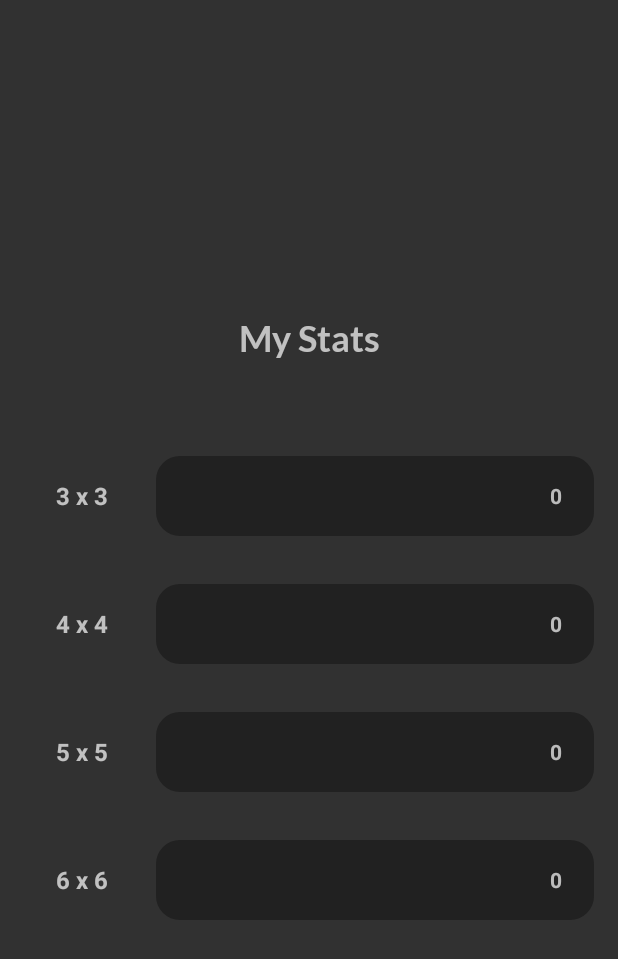
After one commit to 98philips/M_Overflow, an Android app: the Stats screen opened directly, with no data from a screen before it, on a phone screen of 412 x 824 dp. The commit adds this screen. Shown: the top 959 px of the screen. Run offline under Robolectric (Android 15) with nearby library versions, the phone set to English and light mode, and no system bars.

Commit message:
My stat page

```diff
--- a/app/src/main/AndroidManifest.xml
+++ b/app/src/main/AndroidManifest.xml
@@ -14,7 +14,8 @@
         android:roundIcon="@mipmap/ic_launcher_round"
         android:supportsRtl="true"
         android:theme="@style/mof_theme">
-        <activity android:name=".activities.GameOver"></activity>
+        <activity android:name=".activities.Stats"></activity>
+        <activity android:name=".activities.GameOver" />
         <activity
             android:name=".activities.SettingsActivity"
             android:label="@string/title_activity_settings" />
--- a/app/src/main/java/com/evedevelopers/mof/activities/Home.java
+++ b/app/src/main/java/com/evedevelopers/mof/activities/Home.java
@@ -48,6 +48,7 @@ public class Home extends AppCompatActivity implements View.OnClickListener {
         settings = findViewById(R.id.settings);
         settings.setOnClickListener(this);
         level = findViewById(R.id.level);
+        findViewById(R.id.stats).setOnClickListener(this);
         level_list = new ArrayList<>();
         level_list.add(3);
         level_list.add(4);
@@ -104,6 +105,9 @@ public class Home extends AppCompatActivity implements View.OnClickListener {
             case R.id.settings:
                 startActivity(new Intent(this,SettingsActivity.class));
                 break;
+            case R.id.stats:
+                startActivity(new Intent(this,Stats.class));
+                break;
         }
     }
 
--- /dev/null
+++ b/app/src/main/java/com/evedevelopers/mof/activities/Stats.java
@@ -0,0 +1,113 @@
+package com.evedevelopers.mof.activities;
+
+import androidx.appcompat.app.AppCompatActivity;
+import androidx.cardview.widget.CardView;
+import androidx.core.content.res.ResourcesCompat;
+
+import android.annotation.SuppressLint;
+import android.content.SharedPreferences;
+import android.graphics.Typeface;
+import android.graphics.drawable.GradientDrawable;
+import android.os.Bundle;
+import android.view.Gravity;
+import android.view.ViewGroup;
+import android.widget.HorizontalScrollView;
+import android.widget.LinearLayout;
+import android.widget.ProgressBar;
+import android.widget.RelativeLayout;
+import android.widget.TextView;
+
+import com.evedevelopers.mof.R;
+import com.evedevelopers.mof.models.OverflowMain;
+
+import java.util.ArrayList;
+import java.util.HashMap;
+import java.util.List;
+import java.util.Map;
+
+public class Stats extends AppCompatActivity {
+
+
+    LinearLayout root;
+    List<Map<String, Integer>> scoreList;
+    @Override
+    protected void onCreate(Bundle savedInstanceState) {
+        super.onCreate(savedInstanceState);
+        setContentView(R.layout.activity_stats);
+        root = findViewById(R.id.root_layout);
+        scoreList = new ArrayList<>();
+        SharedPreferences preferences = getSharedPreferences("lev", AppCompatActivity.MODE_PRIVATE);
+        scoreList.add(getScoreMap(3,preferences));
+        scoreList.add(getScoreMap(4,preferences));
+        scoreList.add(getScoreMap(5,preferences));
+        scoreList.add(getScoreMap(6,preferences));
+        for (Map<String, Integer> integerMap: scoreList) {
+            root.addView(buildStatItem(integerMap.get("score"),integerMap.get("level")));
+        }
+
+    }
+
+    Map<String, Integer> getScoreMap(int level,SharedPreferences preferences){
+        Map<String,Integer> map;
+        map = new HashMap<>();
+        map.put("score",preferences.getInt("l".concat(String.valueOf(level)),0));
+        map.put("level",level);
+        map.put("color", OverflowMain.primary_colors[level-3]);
+        return map;
+    }
+
+    @SuppressLint("UseCompatLoadingForDrawables")
+    LinearLayout buildStatItem(int score, int level){
+        LinearLayout linearLayout = new LinearLayout(this);
+        linearLayout.setOrientation(LinearLayout.HORIZONTAL);
+        LinearLayout.LayoutParams linear_params = new LinearLayout.LayoutParams(
+                LinearLayout.LayoutParams.MATCH_PARENT,
+                LinearLayout.LayoutParams.WRAP_CONTENT
+        );
+        linear_params.setMargins(0,48,0,0);
+        linearLayout.setLayoutParams(linear_params);
+        TextView level_text = new TextView(this);
+        LinearLayout.LayoutParams text_params = new LinearLayout.LayoutParams(
+                LinearLayout.LayoutParams.WRAP_CONTENT,
+                LinearLayout.LayoutParams.WRAP_CONTENT
+        );
+        text_params.setMargins(32,16,48,16);
+        text_params.gravity = Gravity.CENTER_VERTICAL;
+        level_text.setLayoutParams(text_params);
+        level_text.setText(String.valueOf(level).concat(" x ").concat(String.valueOf(level)));
+        level_text.setTextSize(16);
+        level_text.setTypeface(level_text.getTypeface(), Typeface.BOLD);
+        RelativeLayout relativeLayout = new RelativeLayout(this);
+        LinearLayout.LayoutParams rel_params = new LinearLayout.LayoutParams(
+                0,
+                80,
+                1
+        );
+        rel_params.gravity = Gravity.CENTER_VERTICAL;
+        relativeLayout.setLayoutParams(rel_params);
+        ProgressBar progressBar = new ProgressBar(this,null,
+                android.R.attr.progressBarStyleHorizontal);
+        progressBar.setProgressDrawable(getResources().getDrawable(R.drawable.progress_bg));
+        RelativeLayout.LayoutParams progress_params = new RelativeLayout.LayoutParams(
+                RelativeLayout.LayoutParams.MATCH_PARENT,
+                RelativeLayout.LayoutParams.MATCH_PARENT
+        );
+        progressBar.setLayoutParams(progress_params);
+        progressBar.setProgress((int) ((score/(double)(level*level))*100));
+        TextView score_text = new TextView(this);
+        RelativeLayout.LayoutParams score_text_params = new RelativeLayout.LayoutParams(
+                RelativeLayout.LayoutParams.WRAP_CONTENT,
+                RelativeLayout.LayoutParams.MATCH_PARENT
+        );
+        score_text.setGravity(Gravity.CENTER);
+        score_text_params.addRule(RelativeLayout.ALIGN_PARENT_END);
+        score_text_params.setMarginEnd(32);
+        score_text.setTypeface(level_text.getTypeface(), Typeface.BOLD);
+        score_text.setText(String.valueOf(score));
+        relativeLayout.addView(progressBar,progress_params);
+        relativeLayout.addView(score_text,score_text_params);
+        linearLayout.addView(level_text);
+        linearLayout.addView(relativeLayout);
+        return  linearLayout;
+    }
+}
--- /dev/null
+++ b/app/src/main/res/drawable/ic_baseline_vibration_24.xml
@@ -0,0 +1,5 @@
+<vector android:height="24dp" android:tint="#FFFFFF"
+    android:viewportHeight="24" android:viewportWidth="24"
+    android:width="24dp" xmlns:android="http://schemas.android.com/apk/res/android">
+    <path android:fillColor="@android:color/white" android:pathData="M0,15h2L2,9L0,9v6zM3,17h2L5,7L3,7v10zM22,9v6h2L24,9h-2zM19,17h2L21,7h-2v10zM16.5,3h-9C6.67,3 6,3.67 6,4.5v15c0,0.83 0.67,1.5 1.5,1.5h9c0.83,0 1.5,-0.67 1.5,-1.5v-15c0,-0.83 -0.67,-1.5 -1.5,-1.5zM16,19L8,19L8,5h8v14z"/>
+</vector>
--- /dev/null
+++ b/app/src/main/res/drawable/ic_baseline_volume_up_24.xml
@@ -0,0 +1,5 @@
+<vector android:height="24dp" android:tint="#FFFFFF"
+    android:viewportHeight="24" android:viewportWidth="24"
+    android:width="24dp" xmlns:android="http://schemas.android.com/apk/res/android">
+    <path android:fillColor="@android:color/white" android:pathData="M3,9v6h4l5,5L12,4L7,9L3,9zM16.5,12c0,-1.77 -1.02,-3.29 -2.5,-4.03v8.05c1.48,-0.73 2.5,-2.25 2.5,-4.02zM14,3.23v2.06c2.89,0.86 5,3.54 5,6.71s-2.11,5.85 -5,6.71v2.06c4.01,-0.91 7,-4.49 7,-8.77s-2.99,-7.86 -7,-8.77z"/>
+</vector>
--- /dev/null
+++ b/app/src/main/res/drawable/progress_bg.xml
@@ -0,0 +1,20 @@
+<layer-list xmlns:android="http://schemas.android.com/apk/res/android">
+
+    <!-- Define the background properties like color etc -->
+    <item android:id="@android:id/background">
+        <shape>
+            <solid android:color="#212121"/>
+            <corners android:radius="16dp"/>
+        </shape>
+    </item>
+
+    <!-- Define the progress properties like start color, end color etc -->
+    <item android:id="@android:id/progress">
+        <scale android:scaleWidth="90%">
+            <shape>
+                <solid android:color="@color/color1"/>
+                <corners android:radius="16dp"/>
+            </shape>
+        </scale>
+    </item>
+</layer-list>
--- /dev/null
+++ b/app/src/main/res/layout/activity_stats.xml
@@ -0,0 +1,30 @@
+<?xml version="1.0" encoding="utf-8"?>
+<LinearLayout xmlns:android="http://schemas.android.com/apk/res/android"
+    xmlns:tools="http://schemas.android.com/tools"
+    android:layout_width="match_parent"
+    android:layout_height="match_parent"
+    xmlns:app="http://schemas.android.com/apk/res-auto"
+    android:orientation="vertical"
+    android:padding="16dp"
+    android:id="@+id/root_layout"
+    android:gravity="center"
+    tools:context=".activities.Stats">
+
+
+    <TextView
+        android:layout_width="match_parent"
+        android:layout_height="wrap_content"
+        android:gravity="center"
+        android:textStyle="bold"
+        android:layout_marginBottom="32dp"
+        android:textSize="24sp"
+        android:text="My Stats"/>
+
+
+
+
+
+
+
+
+</LinearLayout>
--- a/app/src/main/res/xml/root_preferences.xml
+++ b/app/src/main/res/xml/root_preferences.xml
@@ -3,11 +3,15 @@
     <PreferenceCategory app:title="@string/sound_vibration">
 
         <SwitchPreferenceCompat
+            app:icon="@drawable/ic_baseline_vibration_24"
             app:key="vibration"
+            app:defaultValue="true"
             app:title="@string/vibration" />
 
         <SwitchPreferenceCompat
+            app:icon="@drawable/ic_baseline_volume_up_24"
             app:key="sound"
+            app:defaultValue="true"
             app:title="Sound" />
     </PreferenceCategory>
 
```
Also changed, not shown: app/src/main/java/com/evedevelopers/mof/activities/GamePlay.java (+21 -0 lines), app/src/main/java/com/evedevelopers/mof/activities/SettingsActivity.java (+38 -1 lines), app/src/main/res/drawable/ic_feedback_24px.xml (added, +9 -0 lines), app/src/main/res/drawable/ic_share_24px.xml (added, +9 -0 lines), app/src/main/res/drawable/ic_thumb_up_24px.xml (added, +9 -0 lines), app/src/main/res/layout/activity_home_new.xml (+7 -0 lines), app/src/main/res/layout/settings_activity.xml (+104 -2 lines).
